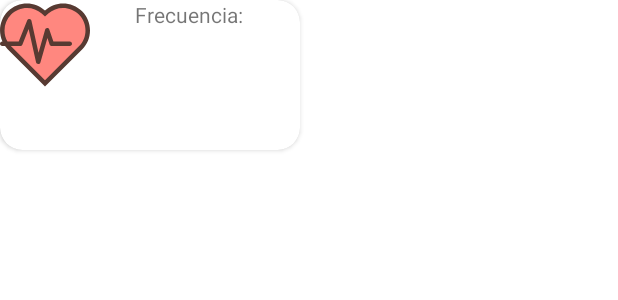
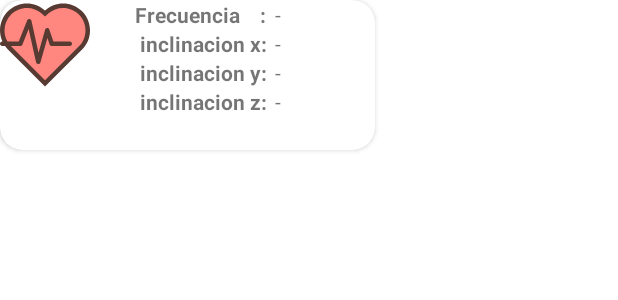
Before and after one commit to e-tobon/EMD-Android, an Android app: the layout cardio_item.xml on its own in the app's theme, with its tools: preview values and no code run, on a phone screen of 412 x 824 dp. Shown: the top 300 px of the screen. Run offline under Robolectric (Android 15) with nearby library versions, the phone set to English and light mode, and no system bars.

Commit message:
App Terminada

```diff
--- a/app/build.gradle
+++ b/app/build.gradle
@@ -54,6 +54,9 @@ dependencies {
     implementation platform('com.google.firebase:firebase-bom:32.1.0')
     implementation 'com.google.firebase:firebase-auth-ktx:21.0.3'
 
+    implementation 'com.squareup.retrofit2:retrofit:2.9.0'
+    implementation 'com.squareup.retrofit2:converter-gson:2.9.0'
+
 
 
 
--- a/app/src/main/java/com/avv/cardiologoapp/ui/login/LoginFragment.kt
+++ b/app/src/main/java/com/avv/cardiologoapp/ui/login/LoginFragment.kt
@@ -34,7 +34,7 @@ class LoginFragment : Fragment(R.layout.fragment_login) {
             val password = binding.etPassword.text.toString()
 
             if(email.isEmpty()){
-                Toast.makeText(requireContext(),"Ingres un email", Toast.LENGTH_SHORT).show()
+                Toast.makeText(requireContext(),"Ingresa un email", Toast.LENGTH_SHORT).show()
             }
 
 
@@ -60,7 +60,7 @@ class LoginFragment : Fragment(R.layout.fragment_login) {
                 if (task.isSuccessful){
                     findNavController().navigate(R.id.action_loginFragment_to_historialClinicoFragment)
                 }else{
-                    Toast.makeText(requireContext(),"No fue posible realizar el logeo", Toast.LENGTH_LONG).show()
+                    Toast.makeText(requireContext(),"No tienes cuenta?, Crea una para continuar...", Toast.LENGTH_LONG).show()
                 }
             }
     }
--- /dev/null
+++ b/app/src/main/java/com/avv/cardiologoapp/utils/AppConstants.kt
@@ -0,0 +1,5 @@
+package com.avv.cardiologoapp.utils
+
+object AppConstants {
+    const val BASE_URL = "https://demoesp8266-49983-default-rtdb.firebaseio.com/"
+}
--- a/app/src/main/res/layout/cardio_item.xml
+++ b/app/src/main/res/layout/cardio_item.xml
@@ -6,7 +6,7 @@
 
 
     <androidx.cardview.widget.CardView
-        android:layout_width="200dp"
+        android:layout_width="250dp"
         android:layout_height="100dp"
         app:cardCornerRadius="15dp"
         >
@@ -15,19 +15,76 @@
             android:layout_width="match_parent"
             android:layout_height="match_parent"
             android:orientation="horizontal">
-
             <ImageView
                 android:id="@+id/imageView"
                 android:layout_width="wrap_content"
                 android:layout_height="wrap_content"
                 android:src="@drawable/ic_cardiogram" />
-            <TextView
-                android:id="@+id/tvCardioValue"
+
+            <LinearLayout
                 android:layout_width="wrap_content"
                 android:layout_height="wrap_content"
-                android:layout_marginLeft="30dp"
-                android:text="Frecuencia: "/>
+                android:orientation="vertical">
+                <TextView
+                    android:textStyle="bold"
+                    android:layout_width="wrap_content"
+                    android:layout_height="wrap_content"
+                    android:layout_marginLeft="30dp"
+                    android:text="Frecuencia    :"/>
+                <TextView
+                    android:textStyle="bold"
+                    android:layout_marginLeft="30dp"
+                    android:layout_width="wrap_content"
+                    android:layout_height="wrap_content"
+                    android:text=" inclinacion x:"/>
+                <TextView
+                    android:textStyle="bold"
+                    android:layout_marginLeft="30dp"
+                    android:layout_width="wrap_content"
+                    android:layout_height="wrap_content"
+                    android:text=" inclinacion y:"/>
+                <TextView
+                    android:textStyle="bold"
+                    android:layout_marginLeft="30dp"
+                    android:layout_width="wrap_content"
+                    android:layout_height="wrap_content"
+                    android:text=" inclinacion z:"/>
+
+                </LinearLayout>
+
+            <LinearLayout
+                android:layout_width="wrap_content"
+                android:layout_height="wrap_content"
+                android:orientation="vertical">
+            <TextView
+                android:id="@+id/tvBPMValue"
+                android:layout_marginLeft="5dp"
+                android:layout_width="wrap_content"
+                android:layout_height="match_parent"
+                android:text="-"/>
+            <TextView
+                android:id="@+id/tvValueX"
+                android:layout_width="wrap_content"
+                android:layout_height="wrap_content"
+                android:layout_marginLeft="5dp"
+                android:text="-"/>
+            <TextView
+                android:id="@+id/tvValueY"
+                android:layout_width="wrap_content"
+                android:layout_height="wrap_content"
+                android:layout_marginLeft="5dp"
+                android:text="-"/>
+            <TextView
+                android:id="@+id/tvValueZ"
+                android:layout_marginLeft="5dp"
+                android:layout_width="wrap_content"
+                android:layout_height="wrap_content"
+                android:text="-"/>
+
         </LinearLayout>
+
+
+    </LinearLayout>
 
 
 
--- a/app/src/main/res/navigation/nav_graph.xml
+++ b/app/src/main/res/navigation/nav_graph.xml
@@ -3,7 +3,7 @@
     xmlns:app="http://schemas.android.com/apk/res-auto"
     xmlns:tools="http://schemas.android.com/tools"
     android:id="@+id/nav_graph"
-    app:startDestination="@id/loginFragment">
+    app:startDestination="@id/historialClinicoFragment">
 
     <fragment
         android:id="@+id/historialClinicoFragment"
```
Also changed, not shown: app/src/main/java/com/avv/cardiologoapp/core/Results.kt (added, +10 -0 lines), app/src/main/java/com/avv/cardiologoapp/data/cardioValue.kt (+18 -1 lines), app/src/main/java/com/avv/cardiologoapp/data/remote/cardioDataSource.kt (added, +8 -0 lines), app/src/main/java/com/avv/cardiologoapp/presentation/cardioViewModel.kt (added, +29 -0 lines), app/src/main/java/com/avv/cardiologoapp/repository/FireBaseImp.kt (added, +9 -0 lines), app/src/main/java/com/avv/cardiologoapp/repository/FireBaseRepository.kt (added, +7 -0 lines), app/src/main/java/com/avv/cardiologoapp/repository/webService.kt (added, +21 -0 lines), app/src/main/java/com/avv/cardiologoapp/ui/cardioResult/CardioAdapter.kt (+10 -4 lines), app/src/main/java/com/avv/cardiologoapp/ui/cardioResult/ResultCardioFragment.kt (+33 -0 lines), app/src/main/res/layout/fragment_result_cardio.xml (+6 -5 lines).
